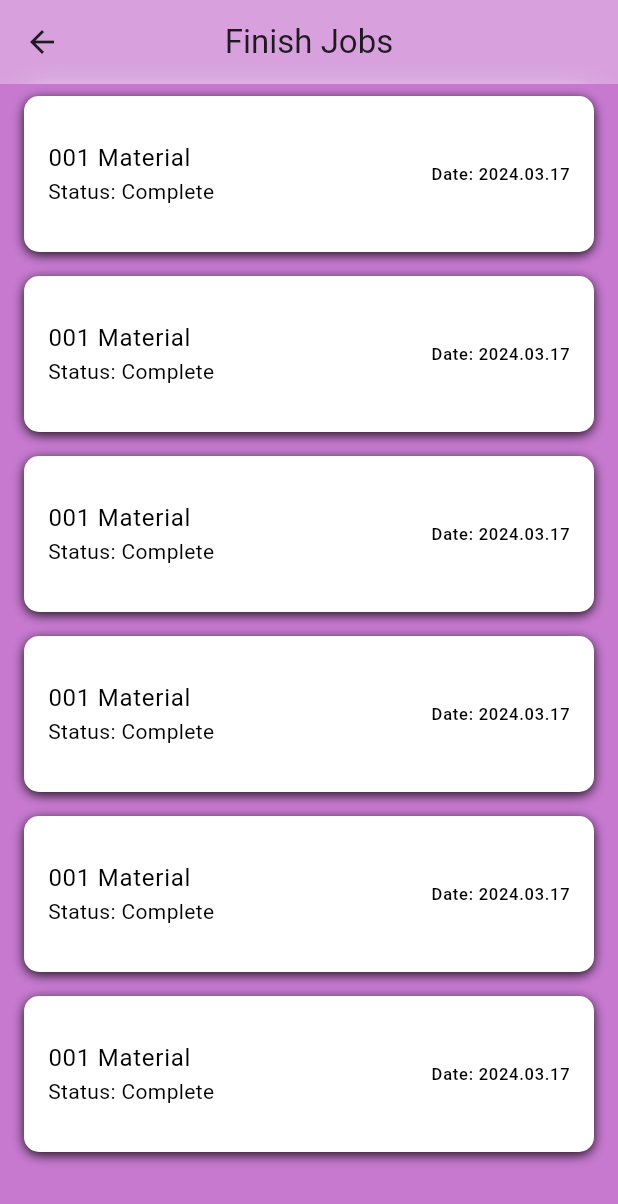
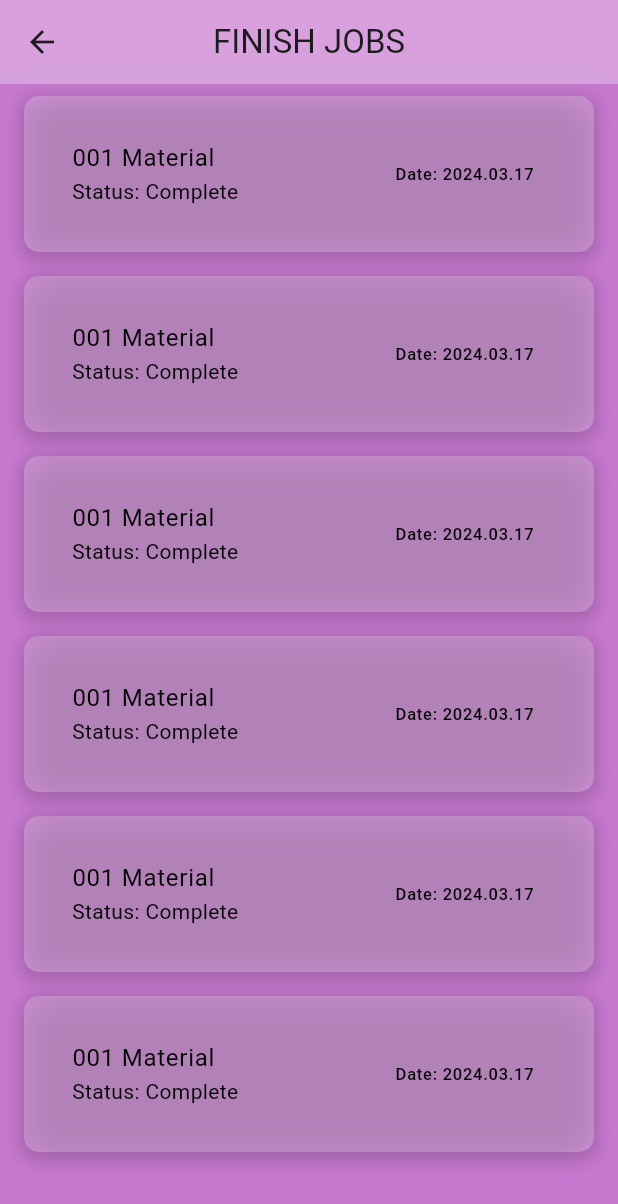
Before and after one commit to tarinya27/avikans_flutter, a Flutter app: the FinshJobs screen opened directly, on a phone screen of 412 x 824 dp. Shown: the top 1204 px of the screen. Run offline on Flutter 3.47's test engine with Material 3 defaults, Android fonts, the phone set to English and light mode, and no system bars; our stand-ins replace flutter_animation_progress_bar, flutter_slidable, get, image_picker, quickalert; missing offline and left inert: mysql1.

Commit message:
changed the finish job UI

```diff
--- a/lib/finesh_jobs.dart
+++ b/lib/finesh_jobs.dart
@@ -17,7 +17,6 @@ class FinshJobs extends StatelessWidget {
               color: Color(0xFFC779D0),
             ),
             // Scrolling content
-            child: Scrollbar(
             child: ListView.builder(
               padding: EdgeInsets.only(top: kToolbarHeight),
               itemCount: jobs.length,
@@ -29,7 +28,6 @@ class FinshJobs extends StatelessWidget {
                   ],
                 );
               },
-              ),
             ),
           ),
           // Transparent AppBar with background blending
@@ -46,7 +44,13 @@ class FinshJobs extends StatelessWidget {
                     color: Colors.white.withOpacity(0.3),
                   ),
                   child: AppBar(
-                    title: Text("Finish Jobs"),
+                    leading: IconButton(
+                      icon: Icon(Icons.arrow_back),
+                      onPressed: () {
+                        Navigator.of(context).pop();
+                      },
+                    ),
+                    title: Text("FINISH JOBS"),
                     backgroundColor: Colors.transparent,
                     elevation: 0,
                     centerTitle: true,
@@ -64,23 +68,32 @@ class FinshJobs extends StatelessWidget {
     return Container(
       margin: EdgeInsets.symmetric(vertical: 8, horizontal: 16),
       decoration: BoxDecoration(
-        color: Colors.white,
         borderRadius: BorderRadius.circular(10),
         boxShadow: [
           BoxShadow(
-            color: Color.fromARGB(235, 11, 10, 10),
-            blurRadius: 6,
-            offset: Offset(0, 2),
+            color: Colors.black.withOpacity(0.2),
+            blurRadius: 10,
+            spreadRadius: 2,
+            offset: Offset(0, 3),
           ),
         ],
       ),
+      child: ClipRRect(
+        borderRadius: BorderRadius.circular(10),
+        child: BackdropFilter(
+          filter: ImageFilter.blur(sigmaX: 10, sigmaY: 10),
+          child: Container(
+            padding: const EdgeInsets.all(16),
+            color: Colors.white.withOpacity(0.2),
             child: ListTile(
-        contentPadding: const EdgeInsets.all(16),
               title: Text(job.jobs),
               subtitle: Text("Status: ${job.status}"),
               trailing: Text("Date: ${job.Date}"), // Assuming the correct property is `date`
               textColor: Colors.black,
             ),
+          ),
+        ),
+      ),
     );
   }
 }
```
Lines whose indentation alone changed are shown as unchanged.
